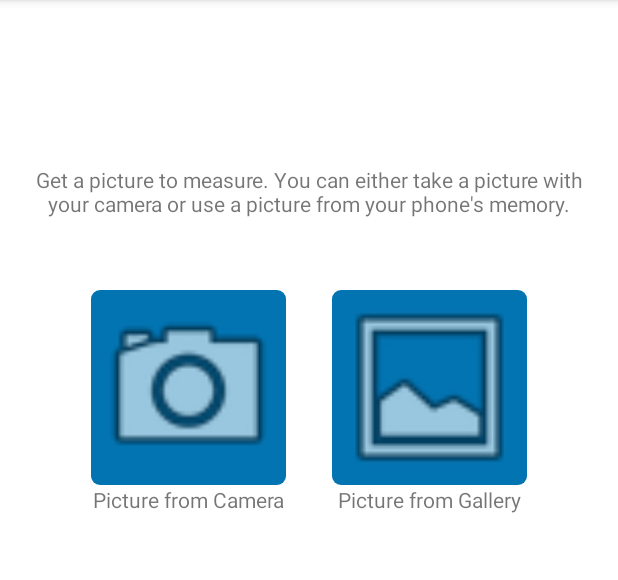
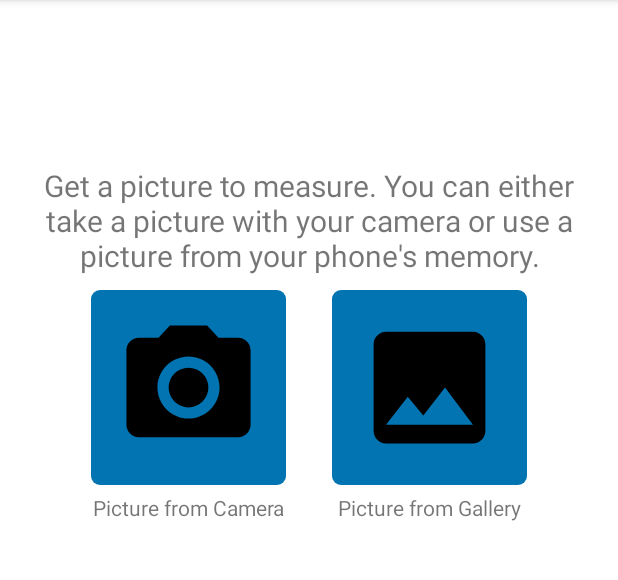
Before and after one commit to SecUSo/privacy-friendly-tape-measure, an Android app: the CameraActivity screen opened directly, with no data from a screen before it, on a phone screen of 412 x 824 dp, the part 84-664 px from its top. Run offline under Robolectric (Android 15) with nearby library versions, the phone set to English and light mode, and no system bars; libraries missing offline, so code that uses them is left out: com.getbase.floatingactionbutton; plain views replace FloatingActionButton, FloatingActionsMenu; pictures from the network do not load; 11 statements that could not run were skipped.

Commit message:
Picture source choice screen design adjustments. Description text font larger. Button icons black and smaller. Text underneath the buttons with some padding.

```diff
--- /dev/null
+++ b/app/src/main/res/drawable/ic_photo_black_24dp.xml
@@ -0,0 +1,9 @@
+<vector xmlns:android="http://schemas.android.com/apk/res/android"
+        android:width="24dp"
+        android:height="24dp"
+        android:viewportWidth="24.0"
+        android:viewportHeight="24.0">
+    <path
+        android:fillColor="#FF000000"
+        android:pathData="M21,19V5c0,-1.1 -0.9,-2 -2,-2H5c-1.1,0 -2,0.9 -2,2v14c0,1.1 0.9,2 2,2h14c1.1,0 2,-0.9 2,-2zM8.5,13.5l2.5,3.01L14.5,12l4.5,6H5l3.5,-4.5z"/>
+</vector>
--- /dev/null
+++ b/app/src/main/res/drawable/ic_photo_camera_black_24dp.xml
@@ -0,0 +1,12 @@
+<vector xmlns:android="http://schemas.android.com/apk/res/android"
+        android:width="24dp"
+        android:height="24dp"
+        android:viewportWidth="24.0"
+        android:viewportHeight="24.0">
+    <path
+        android:fillColor="#FF000000"
+        android:pathData="M12,12m-3.2,0a3.2,3.2 0,1 1,6.4 0a3.2,3.2 0,1 1,-6.4 0"/>
+    <path
+        android:fillColor="#FF000000"
+        android:pathData="M9,2L7.17,4L4,4c-1.1,0 -2,0.9 -2,2v12c0,1.1 0.9,2 2,2h16c1.1,0 2,-0.9 2,-2L22,6c0,-1.1 -0.9,-2 -2,-2h-3.17L15,2L9,2zM12,17c-2.76,0 -5,-2.24 -5,-5s2.24,-5 5,-5 5,2.24 5,5 -2.24,5 -5,5z"/>
+</vector>
--- a/app/src/main/res/layout/activity_camera.xml
+++ b/app/src/main/res/layout/activity_camera.xml
@@ -71,7 +71,8 @@
                         android:radius="6dp"
                         android:background="@drawable/button_normal"
                         android:scaleType="fitCenter"
-                        android:src="@drawable/ic_menu_camera" />
+                        android:padding="15dp"
+                        android:src="@drawable/ic_photo_camera_black_24dp" />
 
                     <TextView
                         android:id="@+id/camera_button_label"
@@ -79,6 +80,7 @@
                         android:layout_height="wrap_content"
                         android:gravity="center_horizontal"
                         android:textAlignment="center"
+                        android:paddingTop="5dp"
                         android:text="@string/from_camera" />
 
                 </LinearLayout>
@@ -97,7 +99,8 @@
                         android:radius="6dp"
                         android:background="@drawable/button_normal"
                         android:scaleType="fitCenter"
-                        android:src="@drawable/ic_menu_gallery" />
+                        android:padding="15dp"
+                        android:src="@drawable/ic_photo_black_24dp" />
 
                     <TextView
                         android:id="@+id/gallery_button_label"
@@ -105,6 +108,7 @@
                         android:layout_height="wrap_content"
                         android:gravity="center_horizontal"
                         android:textAlignment="center"
+                        android:paddingTop="5dp"
                         android:text="@string/from_gallery" />
 
                 </LinearLayout>
@@ -120,6 +124,7 @@
                 android:layout_marginStart="10dp"
                 android:layout_marginEnd="10dp"
                 android:textAlignment="center"
+                android:textSize="9pt"
                 android:layout_alignParentTop="true"
                 android:layout_alignParentStart="true" />
 
```
Also changed, not shown: 1 other file.
